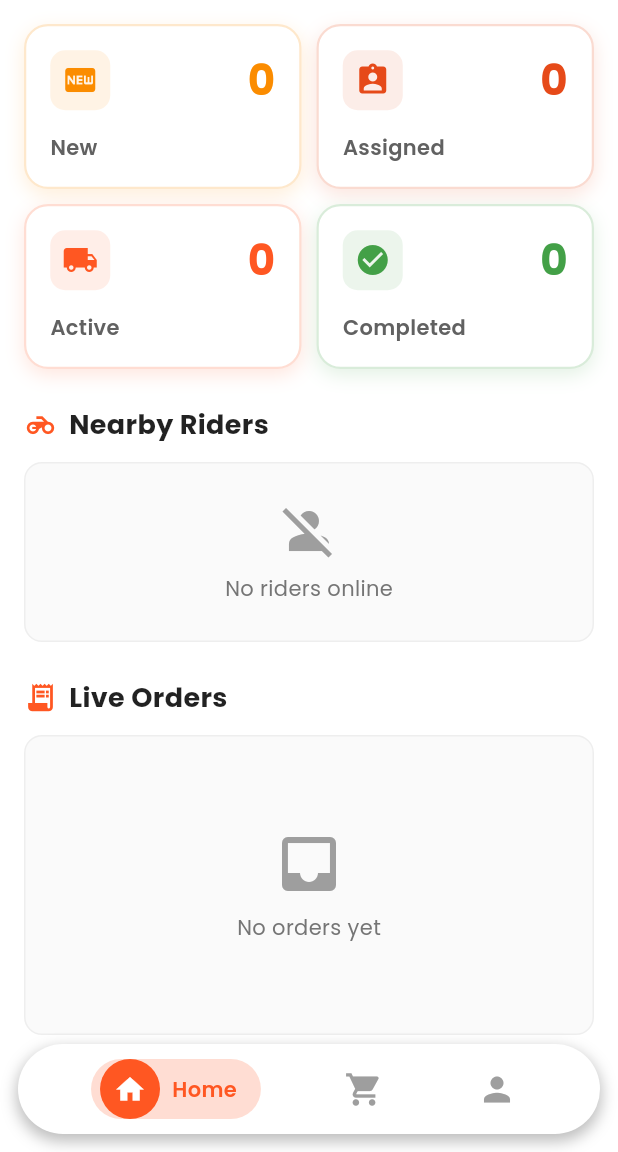
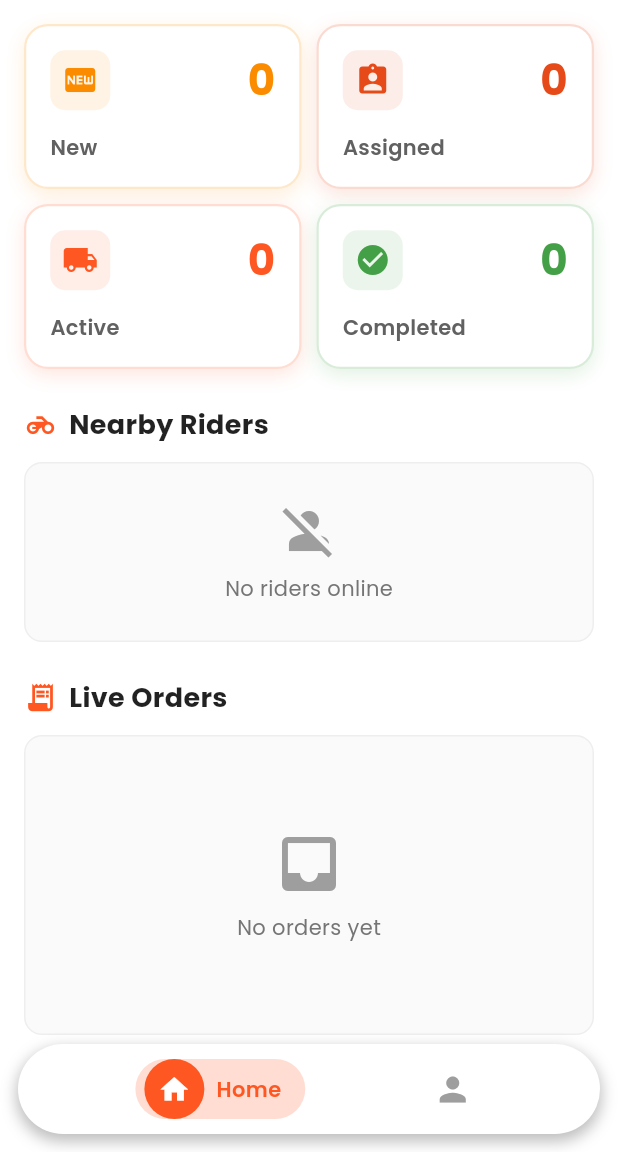
Before and after one commit to AndWhydev/Food-Run, a Flutter app: the CustomerNavBar screen opened directly, on a phone screen of 412 x 824 dp, the part 84-1236 px from its top. Run offline on Flutter 3.47's test engine with Material 3 defaults, Android fonts, the phone set to English and light mode, and no system bars; our stand-ins replace cloud_firestore, firebase_auth, firebase_core, firebase_messaging, get, go_router and 2 more; accounts and stored records are empty.

Commit message:
admin side tab removed

```diff
--- a/lib/views/customer/customer_navbar.dart
+++ b/lib/views/customer/customer_navbar.dart
@@ -163,7 +163,7 @@ class _CustomerNavBarState extends State<CustomerNavBar> {
 
   final List<Widget> _pages = [
     AdminHomeScreen(),
-    AllOrdersPage(),
+    // AllOrdersPage(),
     UserProfileScreen(),
   ];
 
@@ -268,12 +268,12 @@ class _CustomerNavBarState extends State<CustomerNavBar> {
                     index: 0,
                     context: context,
                   ),
-                  _buildNavItem(
-                    icon: Icons.shopping_cart,
-                    label: "Search",
-                    index: 1,
-                    context: context,
-                  ),
+                  // _buildNavItem(
+                  //   icon: Icons.shopping_cart,
+                  //   label: "Orders",
+                  //   index: 1,
+                  //   context: context,
+                  // ),
                   _buildNavItem(
                     icon: Icons.person,
                     label: "Profile",
```
